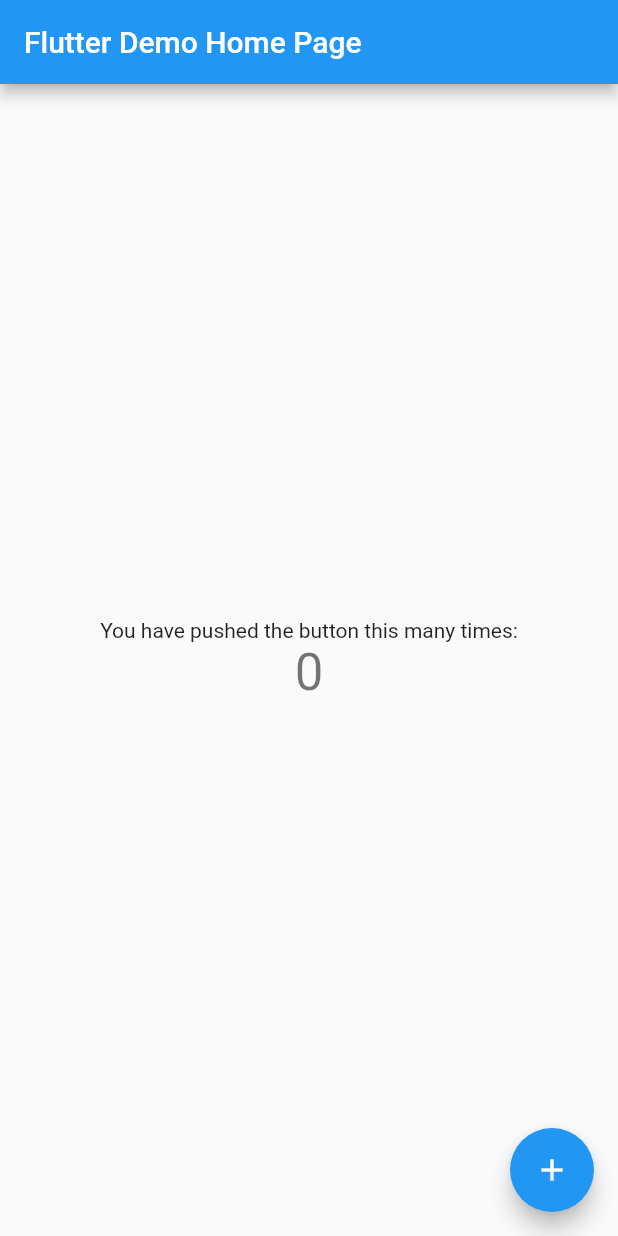
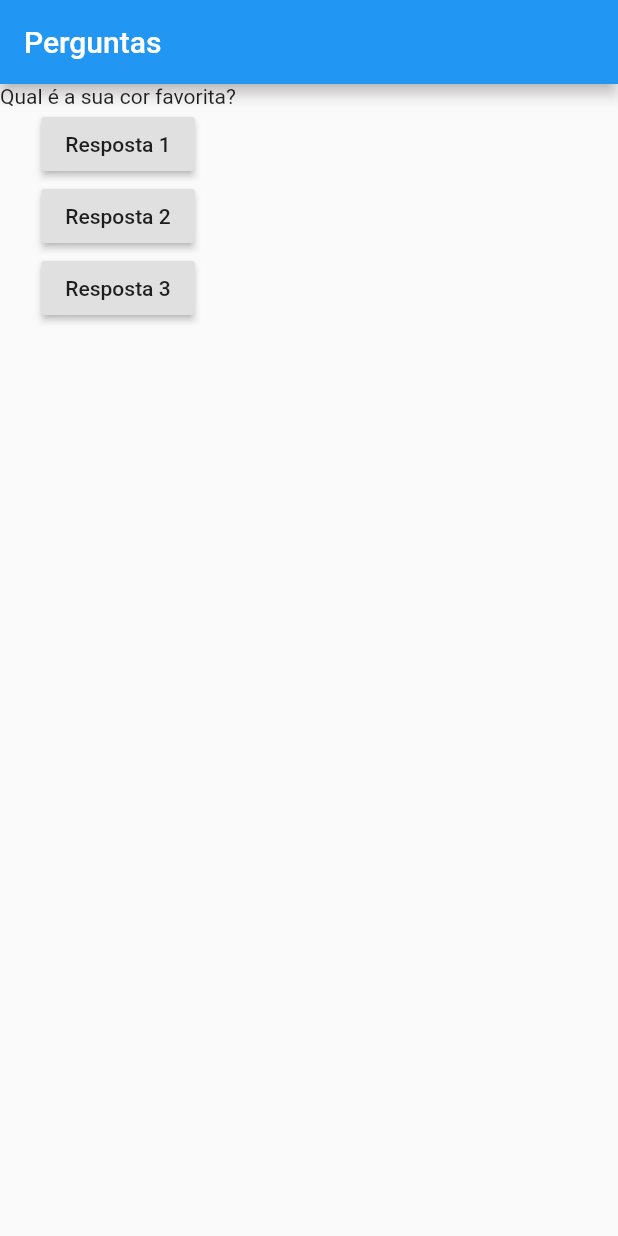
Before and after one commit to luizh97/projeto_perguntas, a Flutter app: the screen it shows after launch, on a phone screen of 412 x 824 dp. Run offline on Flutter 3.47's test engine with Material 2 defaults, Android fonts, the phone set to English and light mode, and no system bars.

Commit message:
until class 32

```diff
--- a/lib/main.dart
+++ b/lib/main.dart
@@ -1,111 +1,46 @@
 import 'package:flutter/material.dart';
 
-void main() => runApp(MyApp());
+main() => runApp(PerguntaApp());
 
-class MyApp extends StatelessWidget {
-  // This widget is the root of your application.
-  @override
-  Widget build(BuildContext context) {
-    return MaterialApp(
-      title: 'Flutter Demo',
-      theme: ThemeData(
-        // This is the theme of your application.
-        //
-        // Try running your application with "flutter run". You'll see the
-        // application has a blue toolbar. Then, without quitting the app, try
-        // changing the primarySwatch below to Colors.green and then invoke
-        // "hot reload" (press "r" in the console where you ran "flutter run",
-        // or simply save your changes to "hot reload" in a Flutter IDE).
-        // Notice that the counter didn't reset back to zero; the application
-        // is not restarted.
-        primarySwatch: Colors.blue,
-      ),
-      home: MyHomePage(title: 'Flutter Demo Home Page'),
-    );
+class PerguntaApp extends StatelessWidget {
+  var perguntaSelecionada = 0;
+
+  void responder() {
+    // perguntaSelecionada++;
+    print(perguntaSelecionada);
   }
-}
 
-class MyHomePage extends StatefulWidget {
-  MyHomePage({Key key, this.title}) : super(key: key);
-
-  // This widget is the home page of your application. It is stateful, meaning
-  // that it has a State object (defined below) that contains fields that affect
-  // how it looks.
-
-  // This class is the configuration for the state. It holds the values (in this
-  // case the title) provided by the parent (in this case the App widget) and
-  // used by the build method of the State. Fields in a Widget subclass are
-  // always marked "final".
-
-  final String title;
+  final List<String> perguntas = [
+    'Qual é a sua cor favorita?',
+    'Qual é o seu animal favorito?',
+  ];
 
   @override
-  _MyHomePageState createState() => _MyHomePageState();
-}
-
-class _MyHomePageState extends State<MyHomePage> {
-  int _counter = 0;
-
-  void _incrementCounter() {
-    setState(() {
-      // This call to setState tells the Flutter framework that something has
-      // changed in this State, which causes it to rerun the build method below
-      // so that the display can reflect the updated values. If we changed
-      // _counter without calling setState(), then the build method would not be
-      // called again, and so nothing would appear to happen.
-      _counter++;
-    });
-  }
-
-  @override
-  Widget build(BuildContext context) {
-    // This method is rerun every time setState is called, for instance as done
-    // by the _incrementCounter method above.
-    //
-    // The Flutter framework has been optimized to make rerunning build methods
-    // fast, so that you can just rebuild anything that needs updating rather
-    // than having to individually change instances of widgets.
-    return Scaffold(
-      appBar: AppBar(
-        // Here we take the value from the MyHomePage object that was created by
-        // the App.build method, and use it to set our appbar title.
-        title: Text(widget.title),
-      ),
-      body: Center(
-        // Center is a layout widget. It takes a single child and positions it
-        // in the middle of the parent.
-        child: Column(
-          // Column is also a layout widget. It takes a list of children and
-          // arranges them vertically. By default, it sizes itself to fit its
-          // children horizontally, and tries to be as tall as its parent.
-          //
-          // Invoke "debug painting" (press "p" in the console, choose the
-          // "Toggle Debug Paint" action from the Flutter Inspector in Android
-          // Studio, or the "Toggle Debug Paint" command in Visual Studio Code)
-          // to see the wireframe for each widget.
-          //
-          // Column has various properties to control how it sizes itself and
-          // how it positions its children. Here we use mainAxisAlignment to
-          // center the children vertically; the main axis here is the vertical
-          // axis because Columns are vertical (the cross axis would be
-          // horizontal).
-          mainAxisAlignment: MainAxisAlignment.center,
+  Widget build(BuildContext context) { // Contexto é passado pelo próprio flutter, serve para qaundo tivermos filhos de componentes
+    return MaterialApp( // Mesmo que return new MaterialApp; Mas posso abstrair o new
+      home: Scaffold(
+        appBar: AppBar(
+          title: Text('Perguntas'),
+        ),
+        body: Column(
           children: <Widget>[
-            Text(
-              'You have pushed the button this many times:',
+            Text(perguntas[perguntaSelecionada]),
+            RaisedButton(
+              child: Text('Resposta 1'),
+              onPressed: responder,
             ),
-            Text(
-              '$_counter',
-              style: Theme.of(context).textTheme.display1,
+            RaisedButton(
+              child: Text('Resposta 2'),
+              onPressed: responder,
+            ),
+            RaisedButton(
+              child: Text('Resposta 3'),
+              onPressed: responder,
             ),
           ],
         ),
       ),
-      floatingActionButton: FloatingActionButton(
-        onPressed: _incrementCounter,
-        tooltip: 'Increment',
-        child: Icon(Icons.add),
-      ), // This trailing comma makes auto-formatting nicer for build methods.
     );
   }
+
 }
```
